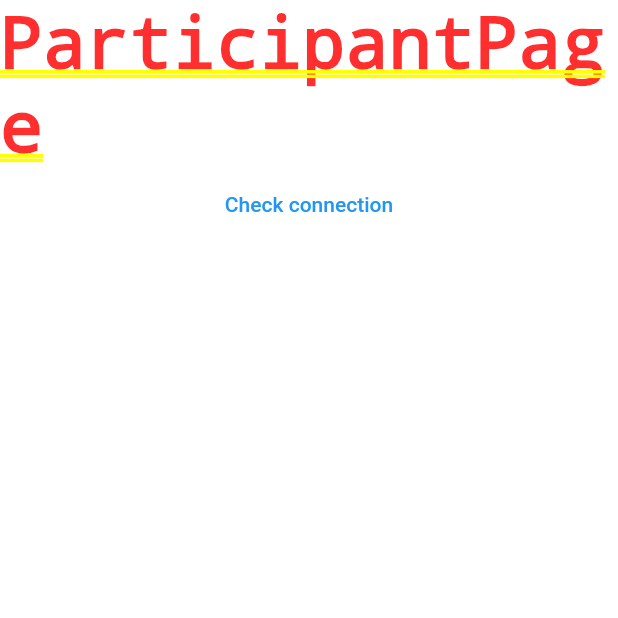
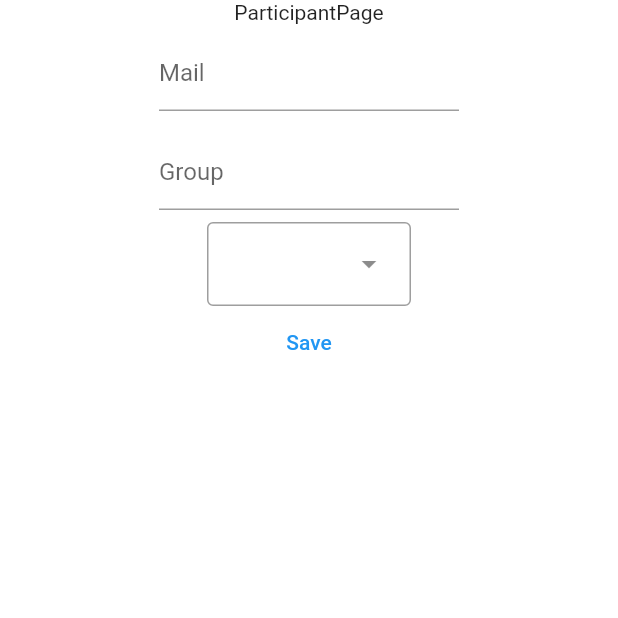
Before and after one commit to YunusHermias/iassos_management, a Flutter app: the ParticipantPage screen opened by its route, on a phone screen of 412 x 824 dp, the top half of it. Run offline on Flutter 3.47's test engine with Material 2 defaults, Android fonts, the phone set to English and light mode, and no system bars; our stand-ins replace flutter_dotenv, flutter_riverpod, modal_progress_hud_nsn; missing offline and left inert: mongo_dart; generated files the repository leaves out were written again.

Commit message:
participant page is created

```diff
--- a/lib/main.dart
+++ b/lib/main.dart
@@ -25,10 +25,10 @@ class IassosManagement extends StatelessWidget {
         primarySwatch: Colors.blue,
       ),
       navigatorKey: navigatorKey,
-      initialRoute: '/',
+      initialRoute: '/participants',
       routes: {
         '/': (context) => const LoginPage(),
-        '/participants': (context) => const ParticipantPage(),
+        '/participants': (context) => ParticipantPage(),
         '/home': (context) => const HomePage(),
       },
     );
--- a/lib/screens/participant/participant_page.dart
+++ b/lib/screens/participant/participant_page.dart
@@ -10,24 +10,43 @@ import 'package:iassos_management/models/social_media.dart';
 import 'package:iassos_management/models/unpay.dart';
 
 class ParticipantPage extends ConsumerWidget {
-  const ParticipantPage({
+  ParticipantPage({
     Key? key,
   }) : super(key: key);
 
+  TextEditingController textMailController = TextEditingController();
+  TextEditingController textGroupController = TextEditingController();
+
   @override
   Widget build(BuildContext context, WidgetRef ref) {
-    return Center(
+    return Scaffold(
+      body: Center(
           child: Column(
         children: [
-        Text("ParticipantPage"),
+          const Text("ParticipantPage"),
+          ParticipantTextInputField(
+              textController: textMailController, labelText: "Mail"),
+          ParticipantTextInputField(
+              textController: textGroupController, labelText: "Group"),
+          DropdownMenu(
+            dropdownMenuEntries: List.generate(
+              3,
+              (index) =>
+                  DropdownMenuEntry(value: index, label: index.toString()),
+            ),
+          ),
           TextButton(
             onPressed: () async {
-            HermiasConnection connection =
-                await HermiasConnectionPool.connectionPoolInstance.getConnection().catchError((e) => print("$e"));
+              HermiasConnection connection = await HermiasConnectionPool
+                  .connectionPoolInstance
+                  .getConnection()
+                  .catchError((e) => print("$e"));
               connection.isBusy = true;
               Participant user = Participant();
-            user.email = 'abc@gmail.com';
-            user.group = "Marmaris Grup";
+              user.email = textMailController.text;
+              // todo grouplar collection beslenecek.
+              user.group = textGroupController.text;
+              // todo level collection beslenecek.
               user.level = "Giris Seviye";
               user.amountToBePaidIncMonths = 400.0;
               user.classDayOfTheWeek = 2;
@@ -38,29 +57,64 @@ class ParticipantPage extends ConsumerWidget {
                     discount: 50.0,
                     remainingAmount: 200.0,
                     total: 400.0,
-                  date: DateTime.now().subtract(const Duration(days: 30)).toString(),
+                    date: DateTime.now()
+                        .subtract(const Duration(days: 30))
+                        .toString(),
                     paid: List.generate(2, (index) {
-                    return Paid(payDate: DateTime.now().toString(), amount: 50.0 * index);
+                      return Paid(
+                          payDate: DateTime.now().toString(),
+                          amount: 50.0 * index);
                     })),
                 unPay: Unpay(
                     total: 200.0,
-                  date: DateTime.now().subtract(const Duration(days: 30)).toString(),
+                    date: DateTime.now()
+                        .subtract(const Duration(days: 30))
+                        .toString(),
                     discount: 50.0,
                     remainingAmount: 200.0,
                     unpaid: List.generate(1, (index) => Paid(amount: 200.0))),
               );
               user.payments = [payment];
               user.status = 1;
-            user.socialMedias = [SocialMedia(link: "www.google.com.tr", name: "Sergey", title: "Google+")];
-            var userCollection = connection.dbConnection.collection("participant");
+              user.socialMedias = [
+                SocialMedia(
+                    link: "www.google.com.tr", name: "Sergey", title: "Google+")
+              ];
+              var userCollection =
+                  connection.dbConnection.collection("participant");
               userCollection.insert(user.toJson());
               connection.isBusy = false;
             },
             child: const Text(
-            "Check connection",
+              "Save",
             ),
           )
         ],
-    ));
+      )),
+      backgroundColor: Colors.white,
+    );
   }
 }
+
+class ParticipantTextInputField extends StatelessWidget {
+  const ParticipantTextInputField(
+      {super.key, required this.textController, required this.labelText});
+
+  final TextEditingController textController;
+  final String labelText;
+
+  @override
+  Widget build(BuildContext context) {
+    return Padding(
+      padding: const EdgeInsets.all(8.0),
+      child: SizedBox(
+        width: 200.0,
+        height: 50.0,
+        child: TextFormField(
+          controller: textController,
+          decoration: InputDecoration(labelText: labelText),
+        ),
+      ),
+    );
+  }
+}
--- a/pubspec.yaml
+++ b/pubspec.yaml
@@ -38,7 +38,10 @@ dependencies:
   cupertino_icons: ^1.0.2
   mongo_dart: ^0.8.2
   flutter_dotenv: ^5.0.2
-  modal_progress_hud_nsn: ^0.3.0
+  modal_progress_hud_nsn:
+    git:
+      url: https://github.com/kphanipavan/modal_progress_hud_nsn.git
+      ref: master
   flutter_riverpod: ^2.1.3
   json_serializable: ^6.6.0
 
```
Also changed, not shown: pubspec.lock. Lines whose indentation alone changed are shown as unchanged.
